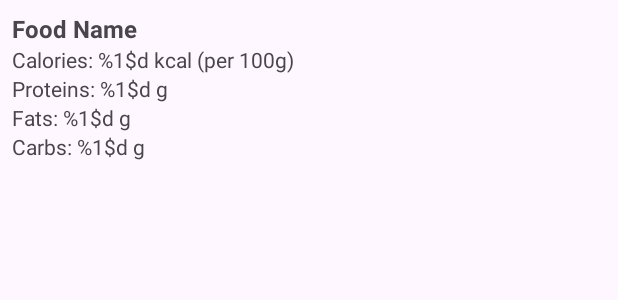
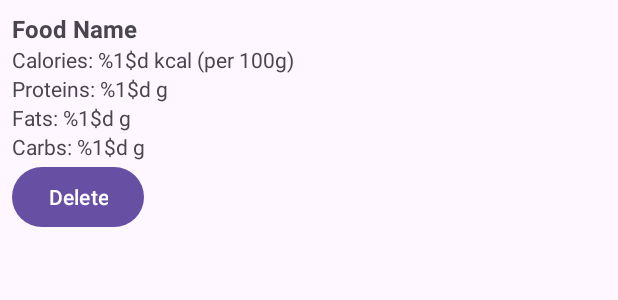
Before and after one commit to andresruiiz/FoodCalendar, an Android app built with Jetpack Compose: the layout item_food_list.xml on its own in the app's theme, with its tools: preview values and no code run, on a phone screen of 412 x 824 dp. Shown: the top 300 px of the screen. Run offline under Robolectric (Android 15) with nearby library versions, the phone set to English and light mode, and no system bars.

Commit message:
Delete foods from database
Co-Authored-By: Mel-Nicolo <124881113+Mel-Nicolo@users.noreply.github.com>

```diff
--- a/app/src/main/res/layout/item_food_list.xml
+++ b/app/src/main/res/layout/item_food_list.xml
@@ -42,4 +42,10 @@
         android:layout_height="wrap_content"
         android:text="@string/carbs_per_100g"
         android:textSize="14sp" />
+
+    <Button
+        android:id="@+id/btnDelete"
+        android:layout_width="wrap_content"
+        android:layout_height="wrap_content"
+        android:text="@string/delete" />
 </LinearLayout>
--- a/app/src/main/res/values/strings.xml
+++ b/app/src/main/res/values/strings.xml
@@ -86,4 +86,7 @@
     <string name="confirm_save_meal">Are you sure you want to save this meal?</string>
     <string name="yes">Yes</string>
     <string name="no">No</string>
+    <string name="delete">Delete</string>
+    <string name="confirm_delete_food">Are you sure you want to delete %1$s?</string>
+    <string name="food_deleted">Food deleted successfully</string>
 </resources>
```
Also changed, not shown: app/src/main/java/es/uma/foodcalendar/AddMealActivity.kt (+17 -6 lines), app/src/main/java/es/uma/foodcalendar/FoodCalendarRepository.kt (+8 -0 lines), app/src/main/java/es/uma/foodcalendar/FoodListAdapter.kt (+13 -1 lines), 1 other file.
